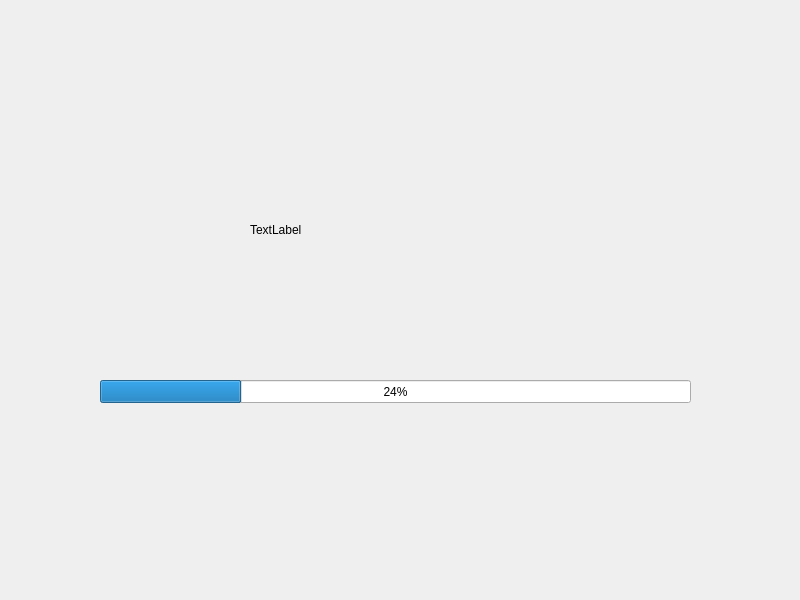
Old version of the form designer/player.ui in the repository zarathustre/ttex.
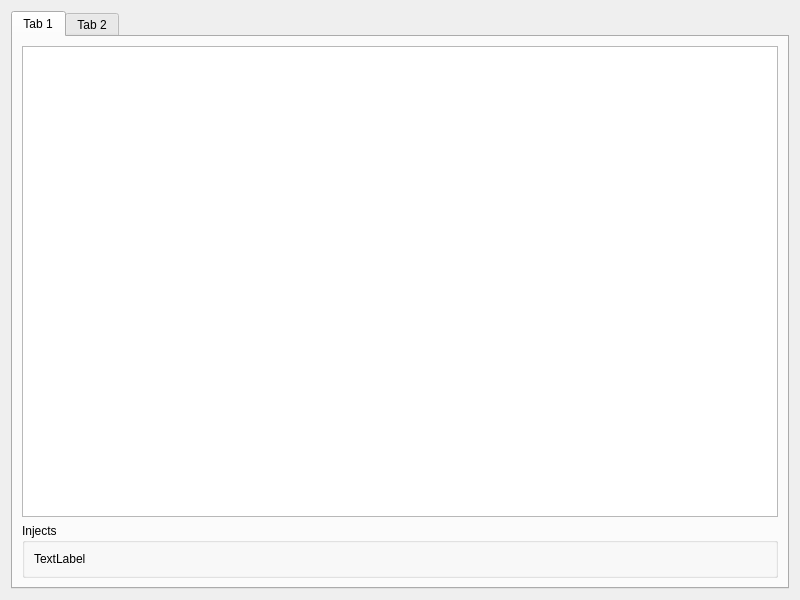
New version of the form.

Patch:
```diff
--- a/designer/player.ui
+++ b/designer/player.ui
@@ -13,32 +13,56 @@
   <property name="windowTitle">
    <string>Form</string>
   </property>
-  <widget class="QLabel" name="temp_label">
-   <property name="geometry">
-    <rect>
-     <x>250</x>
-     <y>220</y>
-     <width>341</width>
-     <height>20</height>
-    </rect>
-   </property>
-   <property name="text">
-    <string>TextLabel</string>
-   </property>
-  </widget>
-  <widget class="QProgressBar" name="player_time_bar">
-   <property name="geometry">
-    <rect>
-     <x>100</x>
-     <y>380</y>
-     <width>591</width>
-     <height>23</height>
-    </rect>
-   </property>
-   <property name="value">
-    <number>24</number>
-   </property>
-  </widget>
+  <layout class="QVBoxLayout" name="verticalLayout">
+   <item>
+    <widget class="QTabWidget" name="player_tab">
+     <property name="currentIndex">
+      <number>0</number>
+     </property>
+     <widget class="QWidget" name="tab_1">
+      <attribute name="title">
+       <string>Tab 1</string>
+      </attribute>
+      <layout class="QVBoxLayout" name="verticalLayout_2">
+       <item>
+        <widget class="QTextBrowser" name="player_scenario_text"/>
+       </item>
+       <item>
+        <widget class="QGroupBox" name="player_injects_group">
+         <property name="title">
+          <string>Injects</string>
+         </property>
+         <layout class="QVBoxLayout" name="verticalLayout_4">
+          <item>
+           <widget class="QLabel" name="temp_label">
+            <property name="text">
+             <string>TextLabel</string>
+            </property>
+           </widget>
+          </item>
+         </layout>
+        </widget>
+       </item>
+      </layout>
+     </widget>
+     <widget class="QWidget" name="tab_2">
+      <attribute name="title">
+       <string>Tab 2</string>
+      </attribute>
+      <layout class="QVBoxLayout" name="verticalLayout_3">
+       <item>
+        <widget class="QGroupBox" name="player_questions_group">
+         <property name="title">
+          <string>Questions</string>
+         </property>
+         <layout class="QVBoxLayout" name="verticalLayout_5"/>
+        </widget>
+       </item>
+      </layout>
+     </widget>
+    </widget>
+   </item>
+  </layout>
  </widget>
  <resources/>
  <connections/>
```
